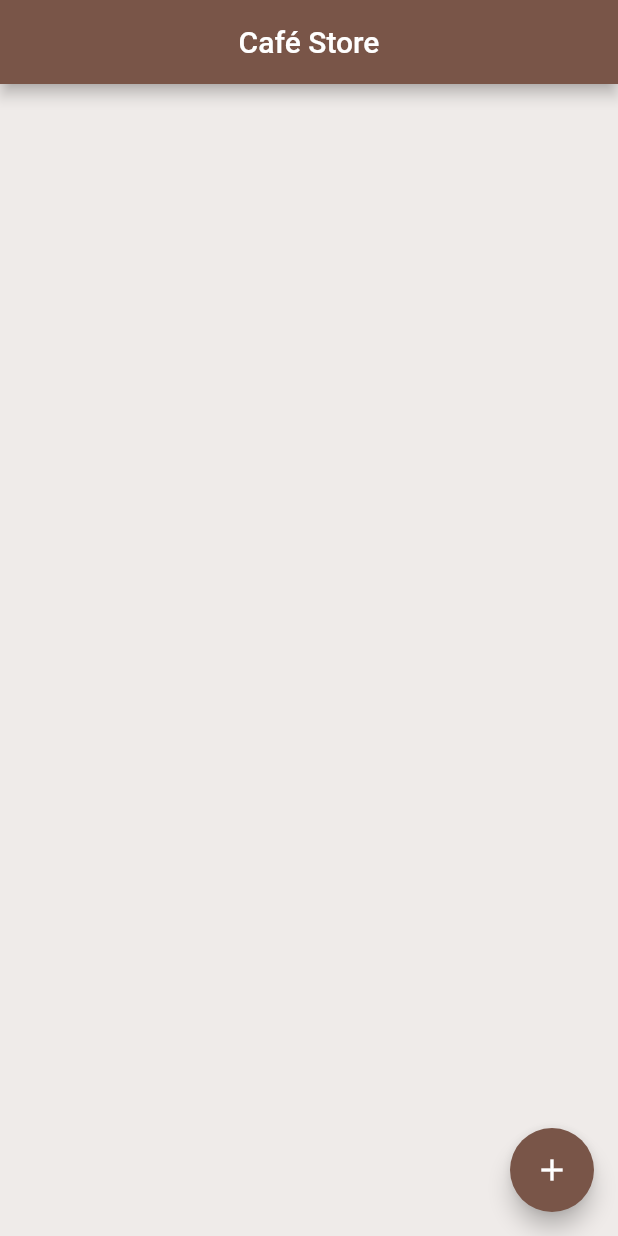
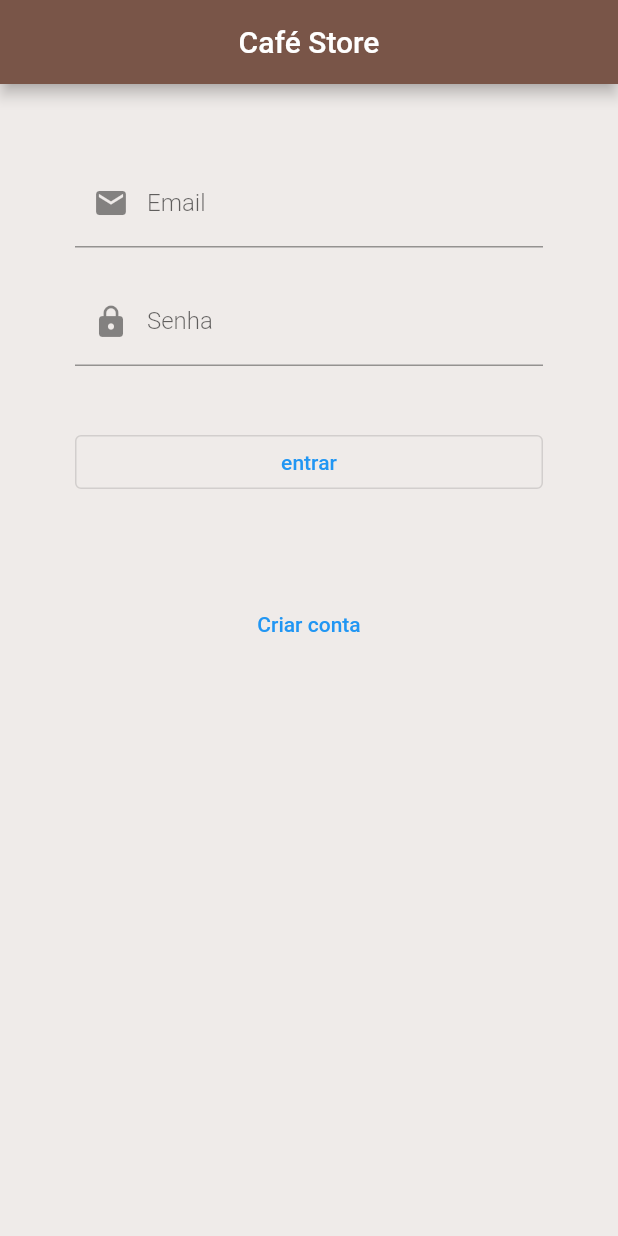
Before and after one commit to zepanzeri/app07_loja_cafe, a Flutter app: the screen it shows after launch, on a phone screen of 412 x 824 dp. Run offline on Flutter 3.47's test engine with Material 2 defaults, Android fonts, the light colour scheme and no system bars; our stand-ins replace cloud_firestore, firebase_auth, firebase_core; accounts and stored records are empty.

Commit message:
Implementação da autenticação com cração de conta e login.

```diff
--- /dev/null
+++ b/lib/login.dart
@@ -0,0 +1,104 @@
+import 'package:firebase_auth/firebase_auth.dart';
+import 'package:flutter/material.dart';
+
+class TelaLogin extends StatefulWidget {
+  @override
+  _TelaLoginState createState() => _TelaLoginState();
+}
+
+class _TelaLoginState extends State<TelaLogin> {
+
+  var txtEmail = TextEditingController();
+  var txtSenha = TextEditingController();
+  bool isLoading = false;
+
+  @override
+  Widget build(BuildContext context) {
+return Scaffold(
+      appBar: AppBar(
+          title: Text('Café Store'),
+          centerTitle: true,
+          backgroundColor: Colors.brown),
+      backgroundColor: Colors.brown[50],
+      body: Container(
+        padding: EdgeInsets.all(50),
+        child: ListView(
+          children: [
+            TextField(
+              controller: txtEmail,
+              style:
+                  TextStyle(color: Colors.brown, fontWeight: FontWeight.w300),
+              decoration: InputDecoration(
+                  prefixIcon: Icon(Icons.email), labelText: 'Email'),
+            ),
+            SizedBox(height: 20),
+            TextField(
+              obscureText: true,
+              controller: txtSenha,
+              style:
+                  TextStyle(color: Colors.brown, fontWeight: FontWeight.w300),
+              decoration: InputDecoration(
+                  prefixIcon: Icon(Icons.lock), labelText: 'Senha'),
+            ),
+            SizedBox(height: 40),
+            Container(
+              width: 150,
+              child: OutlinedButton(
+                child: Text('entrar'),
+                onPressed: () {
+                  setState(() {
+                    isLoading = true;
+                  });
+                  login(txtEmail.text, txtSenha.text);
+                },
+              ),
+            ),
+            SizedBox(height: 60),
+            Container(
+              width: 150,
+              child: TextButton(
+                child: Text('Criar conta'),
+                onPressed: () {
+                  Navigator.pushNamed(context, '/criarconta');
+                },
+              ),
+            ),
+            SizedBox(height: 20),
+          ],
+        ),
+      ),
+    );
+  }
+
+  //
+  // LOGIN com o Firebase Auth
+  //
+  void login(email, senha){
+
+    FirebaseAuth.instance.signInWithEmailAndPassword(
+      email: email, password: senha).then((resultado){
+        isLoading = false;
+        Navigator.pushReplacementNamed(context, '/principal');
+
+    }).catchError((erro){
+
+      var mensagem = '';
+      if (erro.code == 'user-not-found'){
+        mensagem = 'ERRO: Usuário não encontrado.';
+      }else if (erro.code == 'wrong-password'){
+        mensagem = 'ERRO: Senha incorreta.';
+      }else if (erro.code == 'invalid-email'){
+        mensagem = 'ERRO: Email inválido.';
+      }else{
+        mensagem = 'ERRO: ${erro.message}';
+      }
+      ScaffoldMessenger.of(context).showSnackBar(
+          SnackBar(
+            content: Text('$mensagem'),
+            duration: Duration(seconds: 2)
+          )
+        );
+    });
+
+  }
+}
--- a/pubspec.yaml
+++ b/pubspec.yaml
@@ -30,6 +30,7 @@ dependencies:
   cupertino_icons: ^1.0.2
   cloud_firestore: ^2.1.0
   firebase_core: ^1.1.1
+  firebase_auth: ^1.2.0
 
 dev_dependencies:
   flutter_test:
```
Also changed, not shown: lib/criar_conta.dart (added, +128 -0 lines), lib/main.dart (+77 -8 lines), pubspec.lock, 2 other files.
